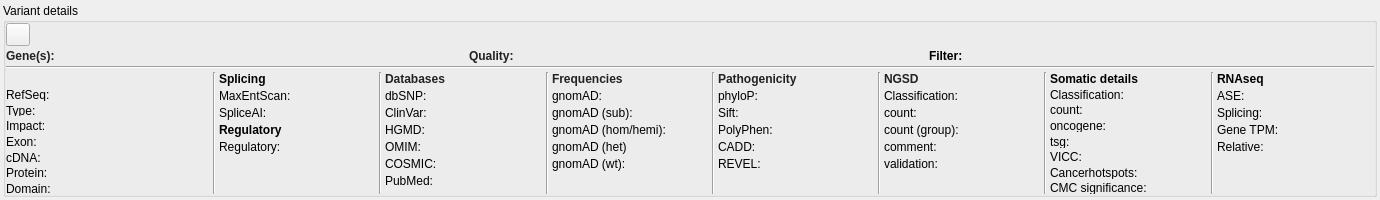
imgag/ngs-bits, file src/GSvar/VariantDetailsDockWidget.ui: the form before one commit.
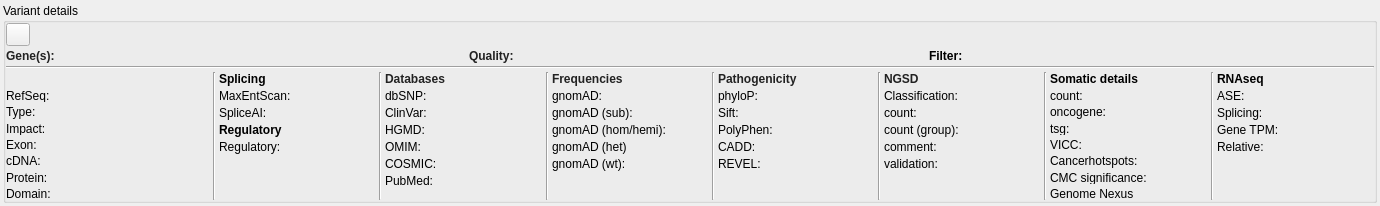
The form after the commit. Icons and pictures are not drawn.

Commit message: GSvar: Variantdetails - remove somatic classification, add genome nexus link

What changed in the file:
```diff
--- a/src/GSvar/VariantDetailsDockWidget.ui
+++ b/src/GSvar/VariantDetailsDockWidget.ui
@@ -7,7 +7,7 @@
     <x>0</x>
     <y>0</y>
     <width>1380</width>
-    <height>200</height>
+    <height>206</height>
    </rect>
   </property>
   <property name="sizePolicy">
@@ -1738,29 +1738,7 @@
           <property name="spacing">
            <number>3</number>
           </property>
-          <item row="2" column="1">
-           <widget class="QLabel" name="somatic_count">
-            <property name="sizePolicy">
-             <sizepolicy hsizetype="Expanding" vsizetype="Preferred">
-              <horstretch>0</horstretch>
-              <verstretch>0</verstretch>
-             </sizepolicy>
-            </property>
-            <property name="minimumSize">
-             <size>
-              <width>0</width>
-              <height>0</height>
-             </size>
-            </property>
-            <property name="toolTip">
-             <string>count of somatic variant in NGSD</string>
-            </property>
-            <property name="text">
-             <string/>
-            </property>
-           </widget>
-          </item>
-          <item row="4" column="0">
+          <item row="3" column="0">
            <widget class="QLabel" name="label_somatic_tsg">
             <property name="minimumSize">
              <size>
@@ -1773,7 +1751,29 @@
             </property>
            </widget>
           </item>
-          <item row="3" column="1">
+          <item row="1" column="1">
+           <widget class="QLabel" name="somatic_count">
+            <property name="sizePolicy">
+             <sizepolicy hsizetype="Expanding" vsizetype="Preferred">
+              <horstretch>0</horstretch>
+              <verstretch>0</verstretch>
+             </sizepolicy>
+            </property>
+            <property name="minimumSize">
+             <size>
+              <width>0</width>
+              <height>0</height>
+             </size>
+            </property>
+            <property name="toolTip">
+             <string>count of somatic variant in NGSD</string>
+            </property>
+            <property name="text">
+             <string/>
+            </property>
+           </widget>
+          </item>
+          <item row="2" column="1">
            <widget class="QLabel" name="somatic_oncogene">
             <property name="sizePolicy">
              <sizepolicy hsizetype="Expanding" vsizetype="Preferred">
@@ -1792,39 +1792,20 @@
             </property>
            </widget>
           </item>
-          <item row="1" column="0">
-           <widget class="QLabel" name="label_som_class">
-            <property name="minimumSize">
+          <item row="8" column="0">
+           <spacer name="verticalSpacer_7">
+            <property name="orientation">
+             <enum>Qt::Vertical</enum>
+            </property>
+            <property name="sizeHint" stdset="0">
              <size>
-              <width>30</width>
-              <height>0</height>
+              <width>1</width>
+              <height>1</height>
              </size>
             </property>
-            <property name="toolTip">
-             <string>somatic classification in NGSD</string>
-            </property>
-            <property name="text">
-             <string>Classification:</string>
-            </property>
-           </widget>
+           </spacer>
           </item>
           <item row="2" column="0">
-           <widget class="QLabel" name="label_somatic_count">
-            <property name="minimumSize">
-             <size>
-              <width>30</width>
-              <height>0</height>
-             </size>
-            </property>
-            <property name="toolTip">
-             <string>count of somatic variant in NGSD</string>
-            </property>
-            <property name="text">
-             <string>count:</string>
-            </property>
-           </widget>
-          </item>
-          <item row="3" column="0">
            <widget class="QLabel" name="label_somatic_oncogene">
             <property name="minimumSize">
              <size>
@@ -1837,42 +1818,7 @@
             </property>
            </widget>
           </item>
-          <item row="8" column="0">
-           <spacer name="verticalSpacer_7">
-            <property name="orientation">
-             <enum>Qt::Vertical</enum>
-            </property>
-            <property name="sizeHint" stdset="0">
-             <size>
-              <width>1</width>
-              <height>1</height>
-             </size>
-            </property>
-           </spacer>
-          </item>
-          <item row="1" column="1">
-           <widget class="QLabel" name="somatic_classification">
-            <property name="sizePolicy">
-             <sizepolicy hsizetype="Expanding" vsizetype="Preferred">
-              <horstretch>0</horstretch>
-              <verstretch>0</verstretch>
-             </sizepolicy>
-            </property>
-            <property name="minimumSize">
-             <size>
-              <width>0</width>
-              <height>0</height>
-             </size>
-            </property>
-            <property name="toolTip">
-             <string>somatic classification in NGSD</string>
-            </property>
-            <property name="text">
-             <string/>
-            </property>
-           </widget>
-          </item>
-          <item row="5" column="0">
+          <item row="4" column="0">
            <widget class="QLabel" name="label_som_vicc_score">
             <property name="toolTip">
              <string/>
@@ -1882,45 +1828,20 @@
             </property>
            </widget>
           </item>
-          <item row="7" column="1">
-           <widget class="QLabel" name="somatic_cmc_class">
-            <property name="sizePolicy">
-             <sizepolicy hsizetype="Expanding" vsizetype="Fixed">
-              <horstretch>0</horstretch>
-              <verstretch>0</verstretch>
-             </sizepolicy>
-            </property>
+          <item row="1" column="0">
+           <widget class="QLabel" name="label_somatic_count">
             <property name="minimumSize">
              <size>
-              <width>1</width>
+              <width>30</width>
               <height>0</height>
              </size>
             </property>
             <property name="text">
-             <string/>
+             <string>count:</string>
             </property>
            </widget>
           </item>
           <item row="4" column="1">
-           <widget class="QLabel" name="somatic_tsg">
-            <property name="sizePolicy">
-             <sizepolicy hsizetype="Expanding" vsizetype="Preferred">
-              <horstretch>0</horstretch>
-              <verstretch>0</verstretch>
-             </sizepolicy>
-            </property>
-            <property name="minimumSize">
-             <size>
-              <width>0</width>
-              <height>0</height>
-             </size>
-            </property>
-            <property name="text">
-             <string/>
-            </property>
-           </widget>
-          </item>
-          <item row="5" column="1">
            <widget class="QLabel" name="somatic_vicc_score">
             <property name="sizePolicy">
              <sizepolicy hsizetype="Expanding" vsizetype="Preferred">
@@ -1939,7 +1860,7 @@
             </property>
            </widget>
           </item>
-          <item row="7" column="0">
+          <item row="6" column="0">
            <widget class="QLabel" name="label_somatic_cmc_class">
             <property name="sizePolicy">
              <sizepolicy hsizetype="Minimum" vsizetype="Fixed">
@@ -1952,7 +1873,45 @@
             </property>
            </widget>
           </item>
+          <item row="3" column="1">
+           <widget class="QLabel" name="somatic_tsg">
+            <property name="sizePolicy">
+             <sizepolicy hsizetype="Expanding" vsizetype="Preferred">
+              <horstretch>0</horstretch>
+              <verstretch>0</verstretch>
+             </sizepolicy>
+            </property>
+            <property name="minimumSize">
+             <size>
+              <width>0</width>
+              <height>0</height>
+             </size>
+            </property>
+            <property name="text">
+             <string/>
+            </property>
+           </widget>
+          </item>
           <item row="6" column="1">
+           <widget class="QLabel" name="somatic_cmc_class">
+            <property name="sizePolicy">
+             <sizepolicy hsizetype="Expanding" vsizetype="Fixed">
+              <horstretch>0</horstretch>
+              <verstretch>0</verstretch>
+             </sizepolicy>
+            </property>
+            <property name="minimumSize">
+             <size>
+              <width>1</width>
+              <height>0</height>
+             </size>
+            </property>
+            <property name="text">
+             <string/>
+            </property>
+           </widget>
+          </item>
+          <item row="5" column="1">
            <widget class="QLabel" name="somatic_cancerhotspots">
             <property name="sizePolicy">
              <sizepolicy hsizetype="Expanding" vsizetype="Preferred">
@@ -1971,7 +1930,7 @@
             </property>
            </widget>
           </item>
-          <item row="6" column="0">
+          <item row="5" column="0">
            <widget class="QLabel" name="label_somatic_cancerhotspots">
             <property name="sizePolicy">
              <sizepolicy hsizetype="Minimum" vsizetype="Fixed">
@@ -2003,6 +1962,20 @@
             </property>
            </widget>
           </item>
+          <item row="7" column="0">
+           <widget class="QLabel" name="label_genome_nexus">
+            <property name="text">
+             <string>Genome Nexus</string>
+            </property>
+           </widget>
+          </item>
+          <item row="7" column="1">
+           <widget class="QLabel" name="genome_nexus">
+            <property name="text">
+             <string/>
+            </property>
+           </widget>
+          </item>
          </layout>
         </item>
         <item>
```
Left out of the diff: 3 changed lines with no effect on the pictures. The commit also changes 4 other files.
